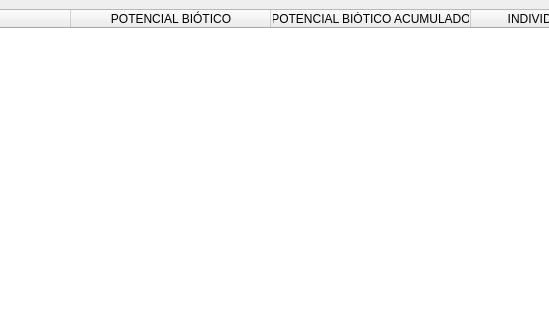
This is SIMULATION.ui in Charliek794/CA as Qt 5 draws it before an edit; both pictures show x 139 to 688 and y 0 to 320 of the 992 by 815 pixel window. The edited form follows.
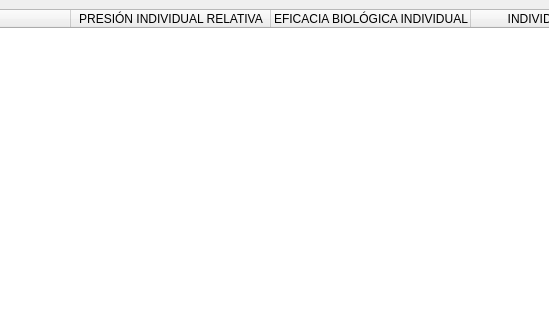
This is the edited form.

What changed in the file:
```diff
--- a/SIMULATION.ui
+++ b/SIMULATION.ui
@@ -35,6 +35,21 @@
       <attribute name="horizontalHeaderMinimumSectionSize">
        <number>49</number>
       </attribute>
+      <attribute name="horizontalHeaderShowSortIndicator" stdset="0">
+       <bool>false</bool>
+      </attribute>
+      <attribute name="horizontalHeaderStretchLastSection">
+       <bool>false</bool>
+      </attribute>
+      <attribute name="verticalHeaderVisible">
+       <bool>true</bool>
+      </attribute>
+      <attribute name="verticalHeaderCascadingSectionResizes">
+       <bool>false</bool>
+      </attribute>
+      <attribute name="verticalHeaderShowSortIndicator" stdset="0">
+       <bool>false</bool>
+      </attribute>
       <column>
        <property name="text">
         <string>ESPECIE</string>
@@ -42,12 +57,12 @@
       </column>
       <column>
        <property name="text">
-        <string>POTENCIAL BIÓTICO</string>
+        <string>PRESIÓN INDIVIDUAL RELATIVA</string>
        </property>
       </column>
       <column>
        <property name="text">
-        <string>POTENCIAL BIÓTICO ACUMULADO</string>
+        <string>EFICACIA BIOLÓGICA INDIVIDUAL</string>
        </property>
       </column>
       <column>
```
